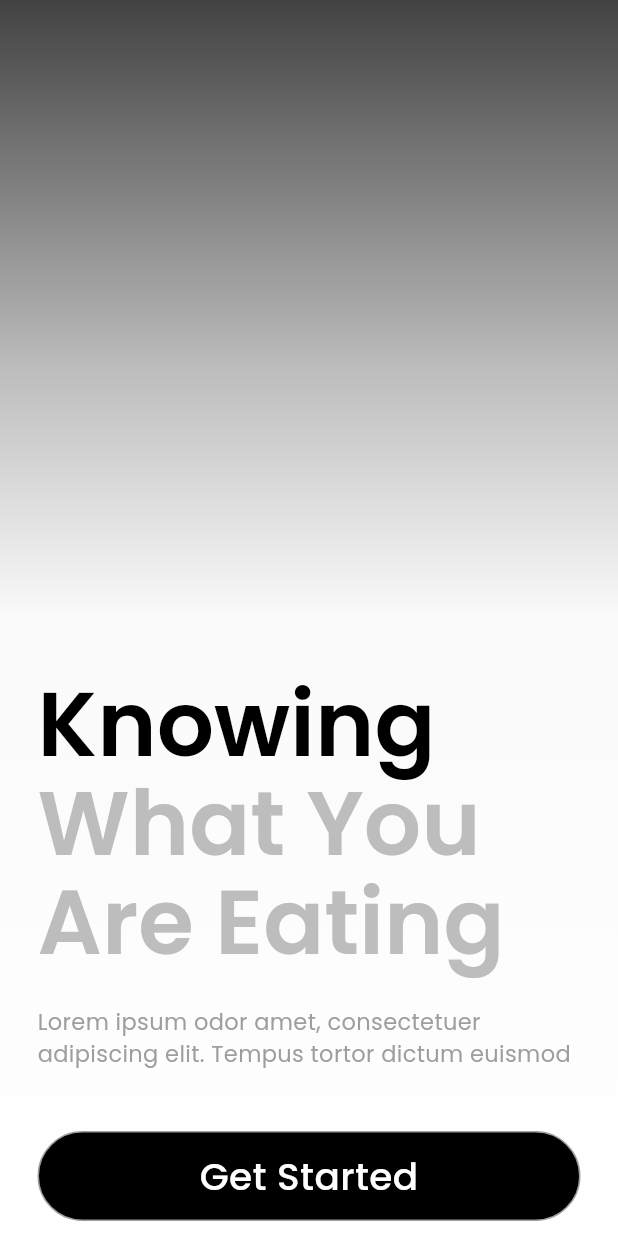
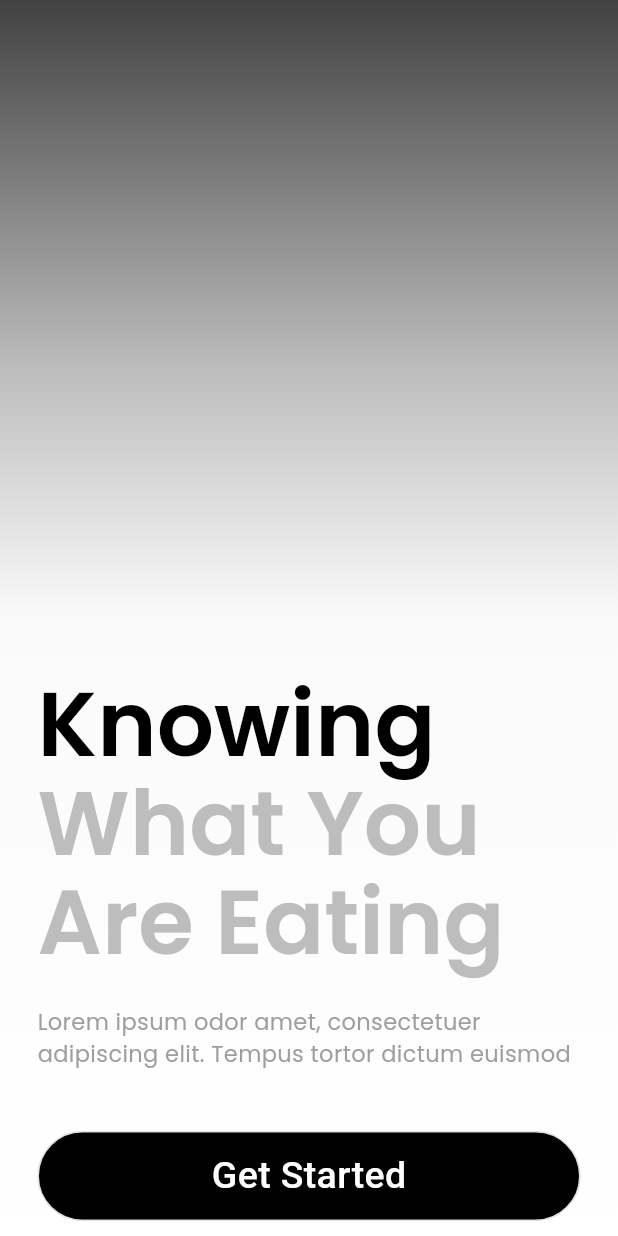
Before and after one commit to jahez07/kwye, a Flutter app: the screen it shows after launch, on a phone screen of 412 x 824 dp. Run offline on Flutter 3.47's test engine with Material 3 defaults, Android fonts, the phone set to English and light mode, and no system bars; our stand-ins replace firebase_auth, firebase_core, flutter_otp_text_field, get, google_fonts, image_picker and 1 more; missing offline and left inert: google_mlkit_text_recognition; accounts and stored records are empty.

Commit message:
UI updates

```diff
--- a/lib/Screens/getting_started.dart
+++ b/lib/Screens/getting_started.dart
@@ -4,6 +4,7 @@ import 'package:flutter/material.dart';
 import 'package:get/get.dart';
 import 'package:google_fonts/google_fonts.dart';
 import 'package:kwye/Authentication/loginScreen.dart';
+import 'package:kwye/utils/custom_button.dart';
 
 class GettingStarted extends StatelessWidget {
   const GettingStarted({super.key});
@@ -73,29 +74,10 @@ class GettingStarted extends StatelessWidget {
                     SizedBox(
                       height: size.height * 0.05,
                     ),
-                    GestureDetector(
-                      onTap: () => Get.to(() => const LoginScreen()),
-                      child: Container(
-                        height: 60,
-                        width: size.width * 1,
-                        decoration: BoxDecoration(
-                            color: Colors.black,
-                            borderRadius: BorderRadius.circular(30),
-                            border: Border.all(width: 1, color: Colors.grey)),
-                        child: Center(
-                          child: Padding(
-                            padding: const EdgeInsets.all(8.0),
-                            child: Text(
-                              'Get Started',
-                              style: GoogleFonts.poppins(
-                                  fontSize: 25,
-                                  fontWeight: FontWeight.w500,
-                                  color: Colors.white),
-                            ),
-                          ),
-                        ),
-                      ),
-                    ),
+                    CustomButton(
+                        text: 'Get Started',
+                        onTap: () => Get.to(() => const LoginScreen()),
+                        width: size.width * 1)
                   ],
                 ),
               ),
--- a/lib/utils/custom_button.dart
+++ b/lib/utils/custom_button.dart
@@ -8,6 +8,7 @@ class CustomButton extends StatelessWidget {
   final Color? borderColor;
   final Color? textColor;
   final double? fontSize;
+  final double? height;
 
   const CustomButton({
     super.key,
@@ -18,6 +19,7 @@ class CustomButton extends StatelessWidget {
     this.borderColor,
     this.textColor,
     this.fontSize,
+    this.height,
   });
 
   @override
@@ -26,7 +28,8 @@ class CustomButton extends StatelessWidget {
       onTap: onTap,
       child: Container(
         width: width,
-        padding: const EdgeInsets.all(15),
+        height: height ?? 60,
+        //padding: const EdgeInsets.all(15),
         decoration: BoxDecoration(
           color: backgroundColor ?? Colors.black,
           borderRadius: BorderRadius.circular(30),
```
Also changed, not shown: lib/Authentication/loginScreen.dart (+6 -22 lines).
